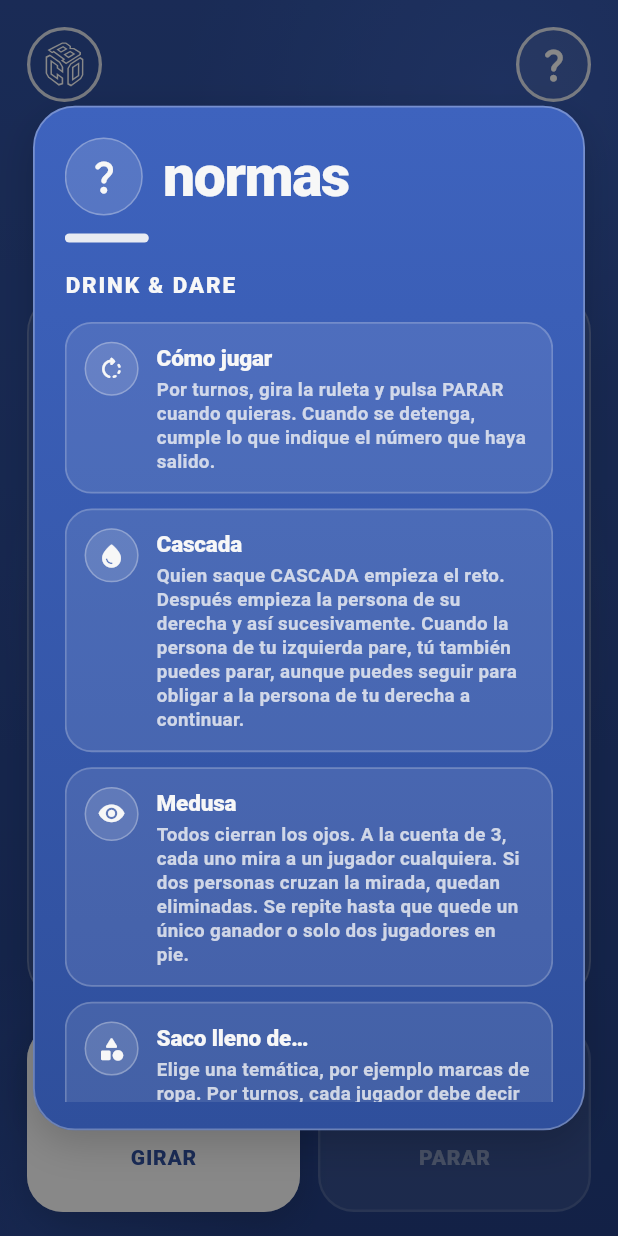
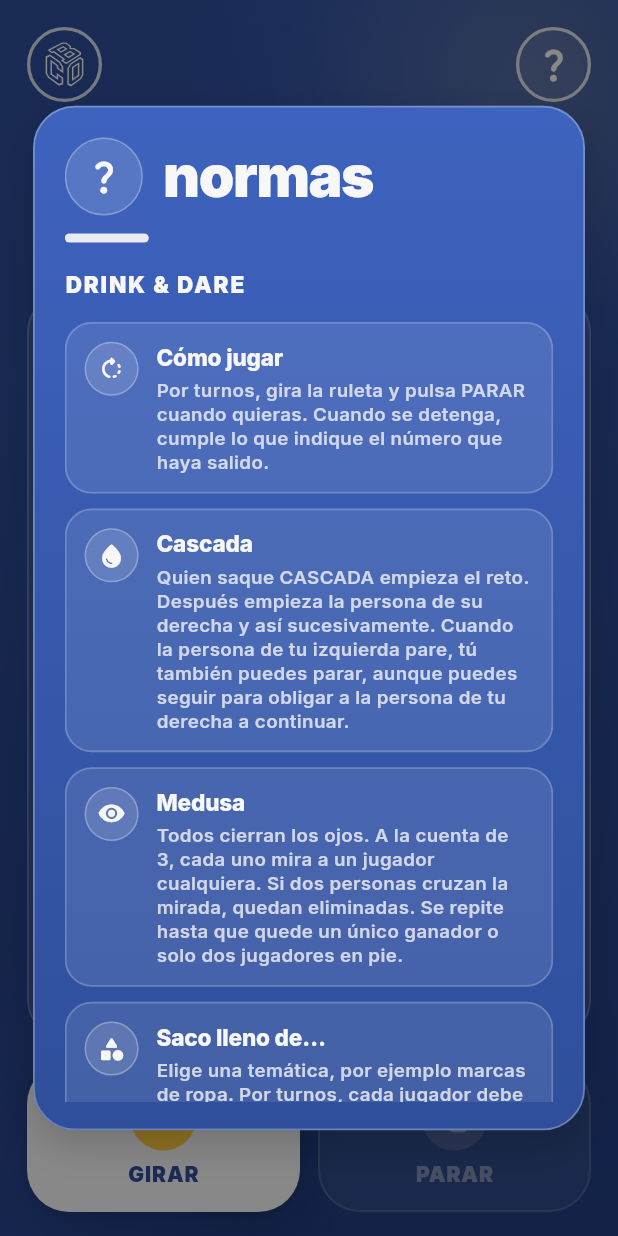
Before and after one commit to Anioljordan/minijuegos_app, a Flutter app: the DrinkDareScreen screen opened directly, after a tap on the "question mark" icon, on a phone screen of 412 x 824 dp. Run offline on Flutter 3.47's test engine with Material 3 defaults, Android fonts, the phone set to English and light mode, and no system bars; our stand-ins replace audioplayers, flutter_svg, shared_preferences; accounts and stored records are empty.

Commit message:
feat: aplica el nuevo estilo de partida a La Ruleta
- Inter y fondo con halo amarillo de Fiesta; colores de cubo_ui.
- Botones Girar/Parar con CuboChoiceButton (ahora admite estado
  desactivado); números de la rueda en Inter.
- Se mantienen la rueda y su paleta de colores del rediseño anterior.
Sin cambios de lógica.

Co-Authored-By: Claude Opus 5.5 <noreply@anthropic.com>

```diff
--- a/lib/screens/drink_dare_screen.dart
+++ b/lib/screens/drink_dare_screen.dart
@@ -15,13 +15,6 @@ class DrinkDareScreen extends StatefulWidget {
 class _DrinkDareScreenState extends State<DrinkDareScreen>
     with SingleTickerProviderStateMixin {
   final Random random = Random();
-
-  static const Color appBlue = Color(0xFF2F4F9C);
-  static const Color appWhite = Color(0xFFF7F7F7);
-  static const Color accentPink = Color(0xFFFF4D6D);
-  static const Color accentOrange = Color(0xFFFFB86C);
-  static const Color accentYellow = Color(0xFFFFD166);
-  static const Color accentGreen = Color(0xFF22C55E);
 
   late final AnimationController controller;
 
@@ -181,7 +174,7 @@ class _DrinkDareScreenState extends State<DrinkDareScreen>
                 ],
               ),
               SizedBox(height: compact ? 8 : 12),
-              const CuboPillBar(),
+              const CuboPillBar(width: 44, color: CuboColors.fiesta),
             ],
           ),
         ),
@@ -198,10 +191,10 @@ class _DrinkDareScreenState extends State<DrinkDareScreen>
   }
 
   void mostrarNormas() {
-    showDialog(
+    showCuboDialog(
       context: context,
       barrierDismissible: true,
-      barrierColor: Colors.black.withOpacity(0.45),
+      barrierColor: Colors.black.withValues(alpha: 0.45),
       builder: (_) => Dialog(
         backgroundColor: Colors.transparent,
         insetPadding: const EdgeInsets.symmetric(horizontal: 22),
@@ -222,7 +215,7 @@ class _DrinkDareScreenState extends State<DrinkDareScreen>
                   const Text(
                     'DRINK & DARE',
                     style: TextStyle(
-                      color: appWhite,
+                      color: CuboColors.white,
                       fontSize: 15,
                       fontWeight: FontWeight.w900,
                       letterSpacing: 1.2,
@@ -307,10 +300,10 @@ class _DrinkDareScreenState extends State<DrinkDareScreen>
   }
 
   void mostrarResultado(int number, String text) {
-    showDialog(
+    showCuboDialog(
       context: context,
       barrierDismissible: true,
-      barrierColor: Colors.black.withOpacity(0.45),
+      barrierColor: Colors.black.withValues(alpha: 0.45),
       builder: (_) => Dialog(
         backgroundColor: Colors.transparent,
         insetPadding: const EdgeInsets.symmetric(horizontal: 22),
@@ -326,7 +319,7 @@ class _DrinkDareScreenState extends State<DrinkDareScreen>
                 'número $number',
                 textAlign: TextAlign.center,
                 style: const TextStyle(
-                  color: accentPink,
+                  color: CuboColors.fiesta,
                   fontSize: 18,
                   fontWeight: FontWeight.w900,
                   letterSpacing: 1.1,
@@ -337,7 +330,7 @@ class _DrinkDareScreenState extends State<DrinkDareScreen>
                 'te ha tocado',
                 textAlign: TextAlign.center,
                 style: TextStyle(
-                  color: appWhite,
+                  color: CuboColors.white,
                   fontSize: 34,
                   height: 0.95,
                   fontWeight: FontWeight.w900,
@@ -535,7 +528,7 @@ class _DrinkDareScreenState extends State<DrinkDareScreen>
         child: Row(
           mainAxisSize: MainAxisSize.min,
           children: [
-            Icon(icon, color: appWhite, size: compact ? 18 : 20),
+            Icon(icon, color: CuboColors.white, size: compact ? 18 : 20),
             const SizedBox(width: 8),
             Flexible(
               child: Text(
@@ -544,7 +537,7 @@ class _DrinkDareScreenState extends State<DrinkDareScreen>
                 overflow: TextOverflow.ellipsis,
                 style: CuboText.label(
                   size: compact ? 15 : 17,
-                  color: appWhite,
+                  color: CuboColors.white,
                 ),
               ),
             ),
@@ -566,8 +559,9 @@ class _DrinkDareScreenState extends State<DrinkDareScreen>
             constraints.maxWidth - (compact ? 32 : 40),
             (constraints.maxHeight - statusSpace) / 1.07,
           );
-          final wheelSize =
-              availableWheel.clamp(180.0, compact ? 300.0 : 360.0).toDouble();
+          final wheelSize = availableWheel
+              .clamp(180.0, compact ? 300.0 : 360.0)
+              .toDouble();
 
           return SingleChildScrollView(
             padding: EdgeInsets.symmetric(vertical: compact ? 12 : 18),
@@ -590,67 +584,12 @@ class _DrinkDareScreenState extends State<DrinkDareScreen>
     );
   }
 
-  Widget buildActionButton({
-    required IconData icon,
-    required String label,
-    required Color backgroundColor,
-    required Color foregroundColor,
-    required VoidCallback? onTap,
-    required bool compact,
-  }) {
-    return Expanded(
-      child: AspectRatio(
-        aspectRatio: compact ? 1.55 : 1.45,
-        child: CuboPressable(
-          onTap: onTap,
-          child: AnimatedContainer(
-              duration: const Duration(milliseconds: 180),
-              padding: EdgeInsets.symmetric(
-                horizontal: compact ? 8 : 12,
-                vertical: compact ? 10 : 14,
-              ),
-              decoration: BoxDecoration(
-                color: onTap == null ? CuboColors.whiteA(0.08) : backgroundColor,
-                borderRadius: CuboRadii.lgAll,
-                border: Border.all(
-                  color: appWhite.withValues(
-                    alpha: onTap == null ? 0.12 : 0.55,
-                  ),
-                  width: 1.6,
-                ),
-                boxShadow: onTap == null ? null : CuboShadows.soft,
-              ),
-              child: Column(
-                mainAxisAlignment: MainAxisAlignment.center,
-                children: [
-                  Icon(
-                    icon,
-                    color: onTap == null ? CuboColors.whiteA(0.4) : foregroundColor,
-                    size: compact ? 38 : 48,
-                  ),
-                  const SizedBox(height: 5),
-                  Text(
-                    label,
-                    style: TextStyle(
-                      color: onTap == null ? CuboColors.whiteA(0.4) : foregroundColor,
-                      fontSize: compact ? 12.5 : 14,
-                      fontWeight: FontWeight.w900,
-                      letterSpacing: 0.5,
-                    ),
-                  ),
-                ],
-              ),
-          ),
-        ),
-      ),
-    );
-  }
-
   @override
   Widget build(BuildContext context) {
     return Scaffold(
       backgroundColor: CuboColors.blue,
-      body: CuboBackground(
+      body: CuboGameBackground(
+        accent: CuboColors.fiesta,
         halo: CuboHalo.topRight,
         child: SafeArea(
           child: LayoutBuilder(
@@ -674,22 +613,25 @@ class _DrinkDareScreenState extends State<DrinkDareScreen>
                     SizedBox(height: compact ? 10 : 14),
                     Row(
                       children: [
-                      buildActionButton(
+                        Expanded(
+                          child: CuboChoiceButton(
                             icon: Icons.rotate_right_rounded,
                             label: 'GIRAR',
-                        backgroundColor: appWhite,
-                        foregroundColor: appBlue,
+                            primary: true,
+                            accent: CuboColors.fiesta,
+                            height: compact ? 84 : 100,
                             onTap: spinning ? null : girarRuleta,
-                        compact: compact,
+                          ),
                         ),
                         const SizedBox(width: 12),
-                      buildActionButton(
+                        Expanded(
+                          child: CuboChoiceButton(
                             icon: Icons.pan_tool_alt_rounded,
                             label: stopping ? 'FRENANDO' : 'PARAR',
-                        backgroundColor: appWhite,
-                        foregroundColor: appBlue,
+                            primary: true,
+                            height: compact ? 84 : 100,
                             onTap: spinning && !stopping ? pararRuleta : null,
-                        compact: compact,
+                          ),
                         ),
                       ],
                     ),
@@ -837,6 +779,7 @@ class _DrinkWheelPainter extends CustomPainter {
         style: TextStyle(
           color: Colors.white,
           fontSize: badgeRadius * 1.15,
+          fontFamily: CuboText.fontFamily,
           fontWeight: FontWeight.w900,
           height: 1,
         ),
@@ -890,10 +833,18 @@ class _WheelPointerPainter extends CustomPainter {
     final path = Path()
       ..addOval(Rect.fromCircle(center: head, radius: headRadius))
       ..moveTo(w / 2 - headRadius * 0.8, head.dy + headRadius * 0.5)
-      ..quadraticBezierTo(w / 2 - headRadius * 0.2, size.height * 0.85,
-          w / 2, size.height)
-      ..quadraticBezierTo(w / 2 + headRadius * 0.2, size.height * 0.85,
-          w / 2 + headRadius * 0.8, head.dy + headRadius * 0.5)
+      ..quadraticBezierTo(
+        w / 2 - headRadius * 0.2,
+        size.height * 0.85,
+        w / 2,
+        size.height,
+      )
+      ..quadraticBezierTo(
+        w / 2 + headRadius * 0.2,
+        size.height * 0.85,
+        w / 2 + headRadius * 0.8,
+        head.dy + headRadius * 0.5,
+      )
       ..close();
 
     canvas.drawShadow(
@@ -903,7 +854,11 @@ class _WheelPointerPainter extends CustomPainter {
       false,
     );
     canvas.drawPath(path, Paint()..color = CuboColors.white);
-    canvas.drawCircle(head, headRadius * 0.42, Paint()..color = CuboColors.blue);
+    canvas.drawCircle(
+      head,
+      headRadius * 0.42,
+      Paint()..color = CuboColors.blue,
+    );
     canvas.drawCircle(
       head + Offset(-headRadius * 0.13, -headRadius * 0.13),
       headRadius * 0.12,
--- a/lib/widgets/cubo_play_widgets.dart
+++ b/lib/widgets/cubo_play_widgets.dart
@@ -559,7 +559,9 @@ class CuboActionBar extends StatelessWidget {
 class CuboChoiceButton extends StatelessWidget {
   final String label;
   final IconData icon;
-  final VoidCallback onTap;
+
+  /// Nulo = desactivado (más tenue y sin pulsación).
+  final VoidCallback? onTap;
   final bool primary;
   final Color? accent;
   final double height;
@@ -576,22 +578,27 @@ class CuboChoiceButton extends StatelessWidget {
 
   @override
   Widget build(BuildContext context) {
-    final fg = primary ? CuboColors.blue : CuboColors.white;
+    final enabled = onTap != null;
+    final solid = primary && enabled;
+    final fg = solid ? CuboColors.blue : CuboColors.whiteA(enabled ? 1 : 0.4);
     return CuboPressable(
       onTap: onTap,
       child: Container(
         height: height,
         padding: const EdgeInsets.symmetric(horizontal: 10),
-        decoration: primary
+        decoration: solid
             ? const BoxDecoration(
                 color: CuboColors.white,
                 borderRadius: CuboRadii.xlAll,
                 boxShadow: CuboShadows.float,
               )
             : BoxDecoration(
-                color: CuboColors.whiteA(0.10),
+                color: CuboColors.whiteA(enabled ? 0.10 : 0.06),
                 borderRadius: CuboRadii.xlAll,
-                border: Border.all(color: CuboColors.whiteA(0.45), width: 1.4),
+                border: Border.all(
+                  color: CuboColors.whiteA(enabled ? 0.45 : 0.14),
+                  width: 1.4,
+                ),
               ),
         child: Column(
           mainAxisAlignment: MainAxisAlignment.center,
@@ -601,13 +608,13 @@ class CuboChoiceButton extends StatelessWidget {
               height: height * 0.44,
               decoration: BoxDecoration(
                 shape: BoxShape.circle,
-                color:
-                    accent ??
-                    (primary ? CuboColors.blueTint : CuboColors.whiteA(0.14)),
+                color: enabled && accent != null
+                    ? accent
+                    : (solid ? CuboColors.blueTint : CuboColors.whiteA(0.14)),
               ),
               child: Icon(
                 icon,
-                color: accent != null ? CuboColors.blueInk : fg,
+                color: enabled && accent != null ? CuboColors.blueInk : fg,
                 size: height * 0.26,
               ),
             ),
```
Lines whose indentation alone changed are shown as unchanged.
